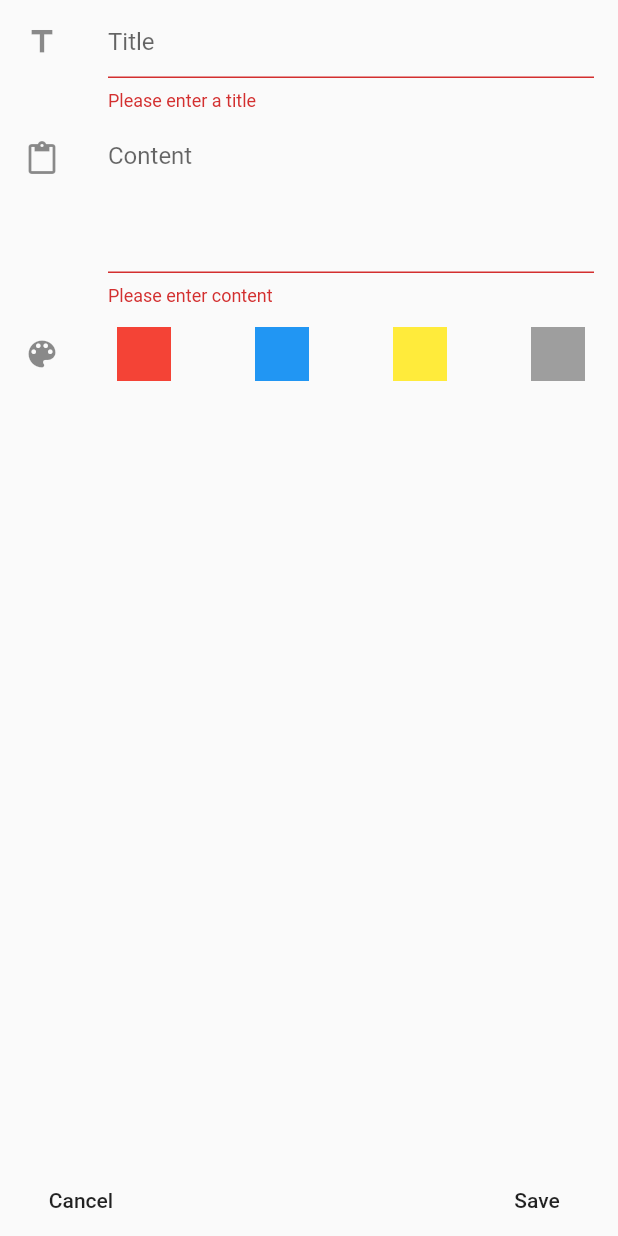
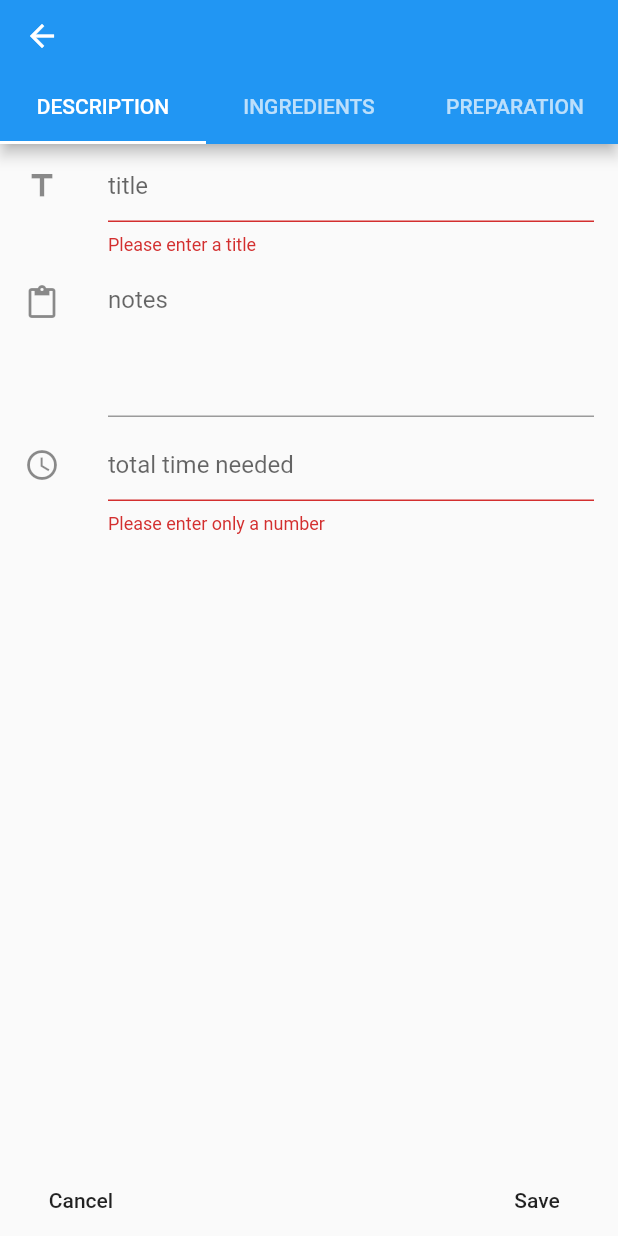
Before and after one commit to Paul74/myrecipes, a Flutter app: the RecipesEntry screen opened directly, after a tap on "Save", on a phone screen of 412 x 824 dp. Run offline on Flutter 3.47's test engine with Material 2 defaults, Android fonts, the light colour scheme and no system bars; our stand-ins replace flutter_slidable, sqflite; missing offline and left inert: dart:ffi; accounts and stored records are empty.

Commit message:
vedi recipes entry

```diff
--- a/lib/common/utils.dart
+++ b/lib/common/utils.dart
@@ -2,3 +2,10 @@
 import 'dart:io';
 
 Directory docsDir;
+
+bool isNumeric(String s) {
+  if (s == null) {
+    return false;
+  }
+  return double.tryParse(s) != null;
+}
--- a/lib/db/recipes_db_worker.dart
+++ b/lib/db/recipes_db_worker.dart
@@ -18,8 +18,12 @@ class RecipesDBworker {
           await inDB.execute("CREATE TABLE IF NOT EXISTS recipes ("
           "id INTEGER PRIMARY KEY,"
           "title TEXT,"
-          "content TEXT,"
-          "color TEXT)");
+          "minutes INTEGER,"
+          "difficulty TEXT,"
+          "ingredients TEXT,"
+          "preparation TEXT,"
+          "notes TEXT)");
+          //"color TEXT)");
         });
     }
     return _db;
@@ -29,8 +33,12 @@ class RecipesDBworker {
     Recipe recipe = Recipe();
     recipe.id = inMap["id"];
     recipe.title = inMap["title"];
-    recipe.content = inMap["content"];
-    recipe.color = inMap["color"];
+    recipe.notes = inMap["notes"];
+    recipe.minutes = inMap["minutes"];
+    recipe.difficulty = inMap["difficulty"];
+    recipe.ingredients = inMap["ingredients"];
+    recipe.preparation = inMap["preparation"];
+    //recipe.color = inMap["color"];
     return recipe;
   }
 
@@ -38,8 +46,12 @@ class RecipesDBworker {
     Map<String, dynamic> map = Map<String, dynamic>();
     map["id"] = inRecipe.id;
     map["title"] = inRecipe.title;
-    map["content"] = inRecipe.content;
-    map["color"] = inRecipe.color;
+    map["notes"] = inRecipe.notes;
+    map["minutes"] = inRecipe.minutes;
+    map["difficulty"] = inRecipe.difficulty;
+    map["ingredients"] = inRecipe.ingredients;
+    map["preparation"] = inRecipe.preparation;
+    //map["color"] = inRecipe.color;
     return map;
   }
 
@@ -51,9 +63,9 @@ class RecipesDBworker {
       id = 1;
     }
     return await db.rawInsert(
-      "INSERT INTO recipes (id, title, content, color) "
-      "VALUES (?, ?, ?, ?)",
-      [id, inRecipe.title, inRecipe.content, inRecipe.color]
+      "INSERT INTO recipes (id, title, notes, minutes, difficulty, ingredients, preparation) "
+      "VALUES (?, ?, ?, ?, ?, ?, ?)",
+      [id, inRecipe.title, inRecipe.notes, inRecipe.minutes, inRecipe.difficulty, inRecipe.ingredients, inRecipe.preparation]//, inRecipe.color]
     );
   }
 
--- a/lib/main.dart
+++ b/lib/main.dart
@@ -19,8 +19,9 @@ void main() async {
   WidgetsFlutterBinding.ensureInitialized();
   Directory docsDir = await getApplicationDocumentsDirectory();
   utils.docsDir = docsDir;
-    runApp(Notebook());
-    //runApp(MyApp());
+  runApp(Notebook());
+  print(docsDir);
+  //runApp(MyApp());
 }
 
 /// This is the main application widget.
--- a/lib/models/recipes_model.dart
+++ b/lib/models/recipes_model.dart
@@ -3,25 +3,31 @@ import 'package:flutter/material.dart';
 class Recipe {
   int id;
   String title = "";
-  String content = "";
-  String color;
+  String notes = "";
+  int minutes;
+  String difficulty = "";
+  String ingredients = "";
+  String preparation = "";
+  //String color;
 }
 
 class RecipesModel extends ChangeNotifier {
   int stackIndex = 0;
   List recipeList = [];
   Recipe recipeBeingEdited;
-  String color;
+  //String color;
 
   void setStackIndex(int inStackIndex){
     stackIndex = inStackIndex;
     notifyListeners();
   }
 
+/*
   void setRecipeColor(String inColor){
     color = inColor;
     notifyListeners();
   }
+*/
 
   void loadData(dynamic inDatabaseWorker) async {
     recipeList = await inDatabaseWorker.getAll();
--- a/lib/screens/recipes_entry.dart
+++ b/lib/screens/recipes_entry.dart
@@ -1,14 +1,30 @@
+import 'dart:ffi';
+
 import 'package:flutter/material.dart';
 import 'package:myrecipes_app/db/recipes_db_worker.dart';
 import 'package:myrecipes_app/models/recipes_model.dart';
+import '../common/utils.dart' as utils;
 
 class RecipesEntry extends StatelessWidget{
 
-  final GlobalKey<FormState> _formKey = GlobalKey<FormState>();
+  final GlobalKey<FormState> _formKey1 = GlobalKey<FormState>();
+  final GlobalKey<FormState> _formKey2 = GlobalKey<FormState>();
+  final GlobalKey<FormState> _formKey3 = GlobalKey<FormState>();
 
   @override
   Widget build(BuildContext context) {
-    return Scaffold(
+    return DefaultTabController(length: 3, child:
+      Scaffold(
+        appBar: AppBar(toolbarHeight : 48.0,
+          bottom: TabBar(
+            labelPadding: EdgeInsets.symmetric(horizontal: 0.0),
+            tabs: [
+              Tab(text: "DESCRIPTION"),
+              Tab(text: "INGREDIENTS"),
+              Tab(text: "PREPARATION"),
+            ],
+          ),
+        ),
         bottomNavigationBar: Padding(
           padding: EdgeInsets.symmetric(vertical: 0, horizontal: 10),
           child: Row(
@@ -29,14 +45,15 @@ class RecipesEntry extends StatelessWidget{
             ],
           )
         ),
-      body: Form(
-        key: _formKey,
-        child: ListView(
-          children: [
+
+        body: TabBarView(children: [
+
+          Form(key: _formKey1,
+          child: ListView(children: [
               ListTile(
                 leading: Icon(Icons.title),
                 title: TextFormField(
-                decoration: InputDecoration(hintText: "Title"),
+                  decoration: InputDecoration(hintText: "title"),
                   initialValue: recipesModel.recipeBeingEdited == null ? null : recipesModel.recipeBeingEdited.title,
                   validator: (String inValue){
                     if(inValue.length==0){
@@ -52,108 +69,57 @@ class RecipesEntry extends StatelessWidget{
               ListTile(
                 leading: Icon(Icons.content_paste),
                 title: TextFormField(
-                decoration: InputDecoration(hintText: "Content"),
+                  decoration: InputDecoration(hintText: "notes"),
                   keyboardType: TextInputType.multiline,
                   maxLines: 4,
-                initialValue: recipesModel.recipeBeingEdited == null ? null : recipesModel.recipeBeingEdited.content,
+                  initialValue: recipesModel.recipeBeingEdited == null ? null : recipesModel.recipeBeingEdited.notes,
+                  /*validator: (String inValue){
+                    if(inValue.length==0){
+                      return "Please enter notes";
+                    }
+                    return null;
+                  },*/
+                  onChanged: (String inValue){
+                    recipesModel.recipeBeingEdited.notes = inValue;
+                  },
+                ),
+              ),
+
+              ListTile(
+                leading: Icon(Icons.access_time),
+                title: TextFormField(
+                  decoration: InputDecoration(hintText: "total time needed"),
+                  keyboardType: TextInputType.number,
+                  initialValue: recipesModel.recipeBeingEdited == null ? null : (recipesModel.recipeBeingEdited.minutes ?? "").toString(),
                   validator: (String inValue){
-                  if(inValue.length==0){
-                    return "Please enter content";
+                    if(!utils.isNumeric(inValue)){
+                      return "Please enter only a number";
                     }
                     return null;
                   },
                   onChanged: (String inValue){
-                  recipesModel.recipeBeingEdited.content = inValue;
+                    recipesModel.recipeBeingEdited.minutes = int.parse(inValue);
                   },
                 ),
-            ),
-            ListTile(
-              leading: Icon(Icons.color_lens),
-              title: Row(
-                children: [
-                  GestureDetector(
-                    child: Container(
-                      decoration: ShapeDecoration(
-                        shape: Border.all(
-                          color: Colors.red,
-                          width: 18,
-                        ) + Border.all(
-                              width: 6,
-                              color: recipesModel.color == "red" ? Colors.red : Theme.of(context).canvasColor,
               )
-                      ),
-                    ),
-                    onTap: (){
-                      recipesModel.recipeBeingEdited.color = "red";
-                      recipesModel.setRecipeColor("red");
-                    },
-                  ),
-                  Spacer(),
-                  GestureDetector(
-                    child: Container(
-                      decoration: ShapeDecoration(
-                          shape: Border.all(
-                            color: Colors.blue,
-                            width: 18,
-                          ) + Border.all(
-                            width: 6,
-                            color: recipesModel.color == "blue" ? Colors.blue : Theme.of(context).canvasColor,
-                          )
-                      ),
-                    ),
-                    onTap: (){
-                      recipesModel.recipeBeingEdited.color = "blue";
-                      recipesModel.setRecipeColor("blue");
-                    },
-                  ),
-                  Spacer(),
-                  GestureDetector(
-                    child: Container(
-                      decoration: ShapeDecoration(
-                          shape: Border.all(
-                            color: Colors.yellow,
-                            width: 18,
-                          ) + Border.all(
-                            width: 6,
-                            color: recipesModel.color == "yellow" ? Colors.yellow : Theme.of(context).canvasColor,
-                          )
-                      ),
-                    ),
-                    onTap: (){
-                      recipesModel.recipeBeingEdited.color = "yellow";
-                      recipesModel.setRecipeColor("yellow");
-                    },
-                  ),
-                  Spacer(),
-                  GestureDetector(
-                    child: Container(
-                      decoration: ShapeDecoration(
-                          shape: Border.all(
-                            color: Colors.grey,
-                            width: 18,
-                          ) + Border.all(
-                            width: 6,
-                            color: recipesModel.color == "grey" ? Colors.grey : Theme.of(context).canvasColor,
-                          )
-                      ),
-                    ),
-                    onTap: (){
-                      recipesModel.recipeBeingEdited.color = "grey";
-                      recipesModel.setRecipeColor("grey");
-                    },
-                  ),
-                ],
-              )
-            ),
+
+
+
+
           ],
           ),
           ),
-    );
+
+          Form(key: _formKey2, child:Container()), //TODO
+
+          Form(key: _formKey3, child:Container()) //TODO
+      ])
+    ),);
   }
 
   void _save(BuildContext context) async {
 
-    if(!_formKey.currentState.validate()){
+    if(!_formKey1.currentState.validate()){
       return;
     }
 
```
Also changed, not shown: lib/screens/recipes.dart (+9 -0 lines), lib/screens/recipes_list.dart (+8 -8 lines), lib/xxx_PROBLEMATICO.dart (added, +70 -0 lines), 2 other files. Lines whose indentation alone changed are shown as unchanged.
